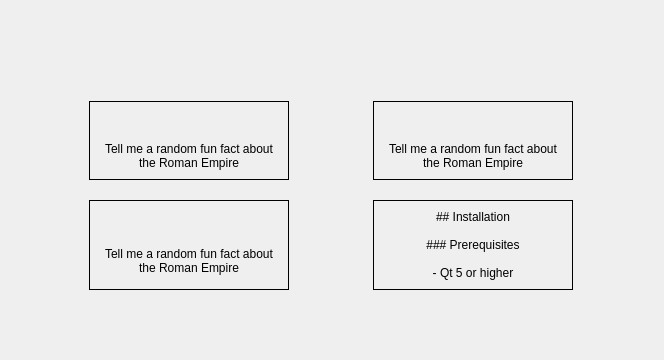
The window that forms/welcomepage.ui (farleyrunkel/qollama) describes before a commit, drawn with Qt 5.
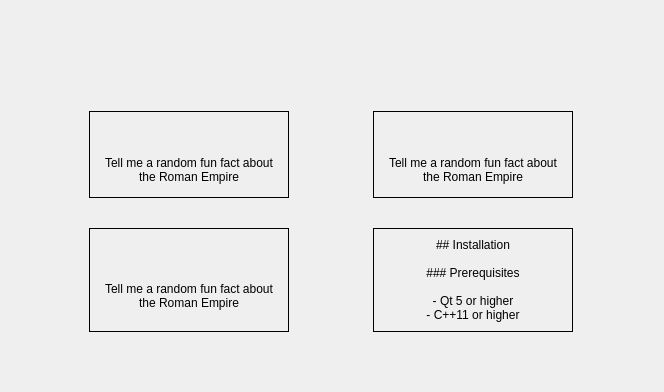
The same window after the commit. Icons and pictures are not drawn.

```diff
--- a/forms/welcomepage.ui
+++ b/forms/welcomepage.ui
@@ -7,7 +7,7 @@
     <x>0</x>
     <y>0</y>
     <width>664</width>
-    <height>341</height>
+    <height>392</height>
    </rect>
   </property>
   <property name="windowTitle">
@@ -21,10 +21,10 @@
   </property>
   <layout class="QGridLayout" name="gridLayout">
    <property name="bottomMargin">
-    <number>70</number>
+    <number>60</number>
    </property>
    <property name="verticalSpacing">
-    <number>20</number>
+    <number>30</number>
    </property>
    <item row="0" column="0" colspan="2">
     <widget class="QLabel" name="welcomeLogo">
```
Left out of the diff: 2 changed lines with no effect on the pictures.
